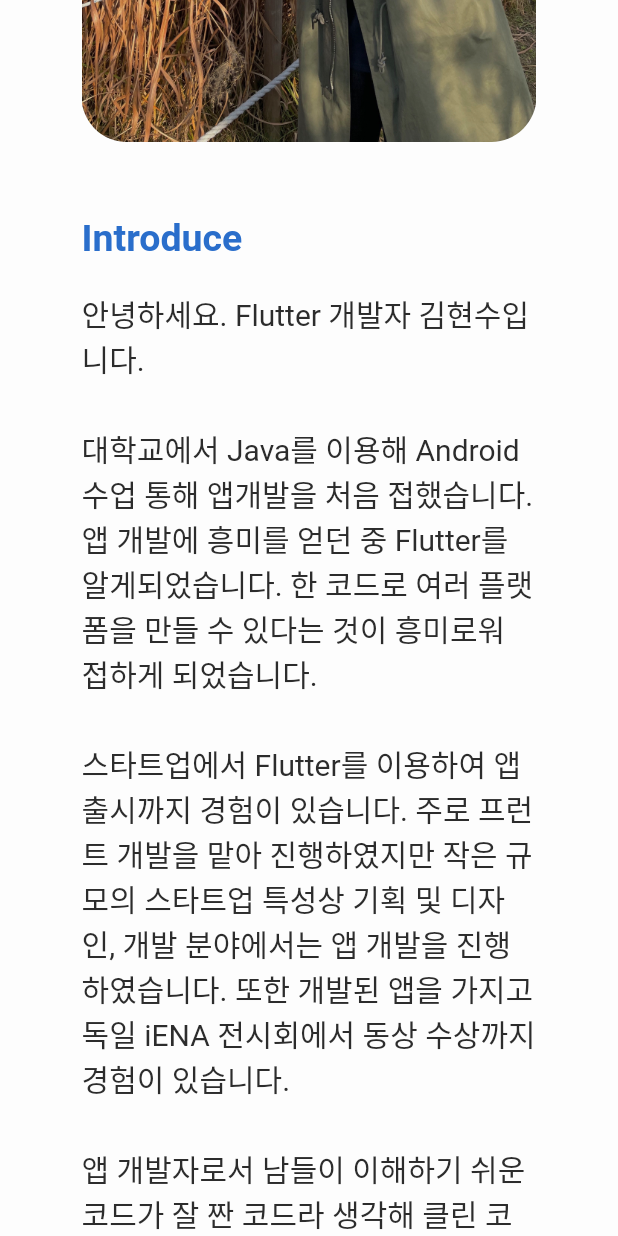
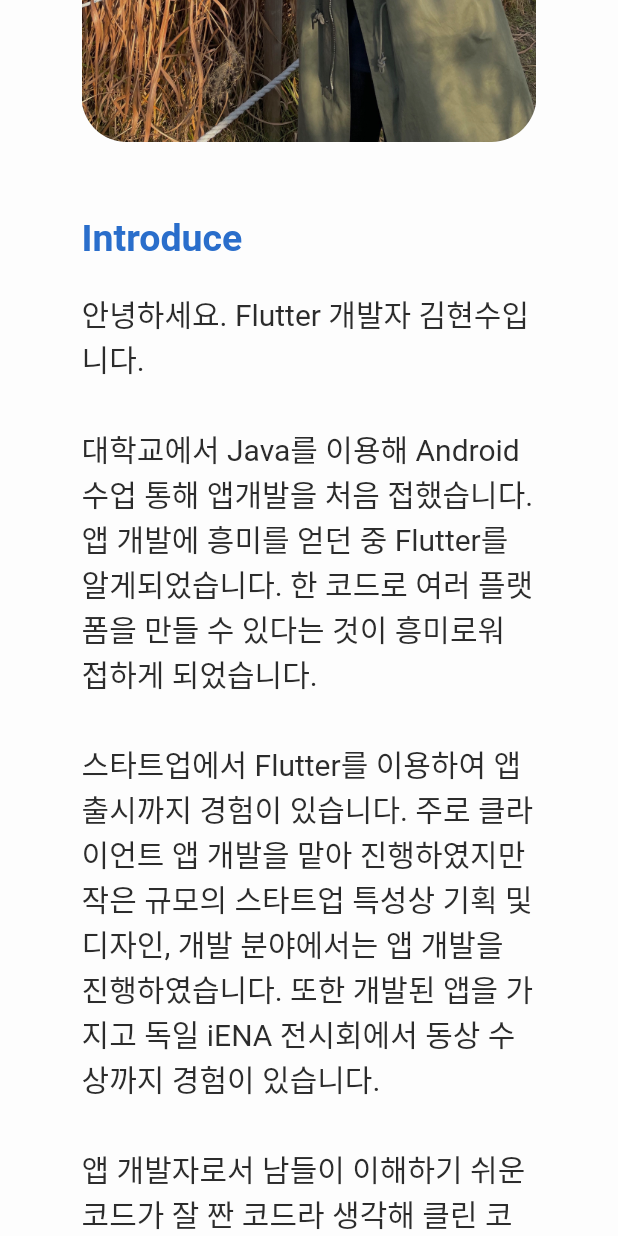
Before and after one commit to hyeonwater/hyeonwater_portfolio, a Flutter app: the screen it shows after launch, scrolled down 576 dp, on a phone screen of 412 x 824 dp. Run offline on Flutter 3.47's test engine with Material 2 defaults, Android fonts, the phone set to English and light mode, and no system bars; our stand-ins replace font_awesome_flutter, get, percent_indicator; Roboto replaces fonts that are missing (NotoSansCJKKR).

Commit message:
fix text

```diff
--- a/lib/HomePage/desktop_page.dart
+++ b/lib/HomePage/desktop_page.dart
@@ -85,7 +85,7 @@ class DeskTopPage extends StatelessWidget {
                         Container(
                           margin:EdgeInsets.only(bottom: 30),
                           child: Text(
-                            "스타트업에서 Flutter를 이용하여 앱 출시까지 경험이 있습니다. 주로 프런트 개발을 맡아 진행하였지만 작은 규모의 스타트업 특성상 기획 및 디자인, 개발 분야에서는 앱 개발을 진행하였습니다. 또한 개발된 앱을 가지고 독일 iENA 전시회에서 동상 수상까지 경험이 있습니다.",
+                            "스타트업에서 Flutter를 이용하여 앱 출시까지 경험이 있습니다. 주로 클라이언트 앱 개발을 맡아 진행하였지만 작은 규모의 스타트업 특성상 기획 및 디자인, 개발 분야에서는 앱 개발을 진행하였습니다. 또한 개발된 앱을 가지고 독일 iENA 전시회에서 동상 수상까지 경험이 있습니다.",
                             style: TextStyle(
                                 color:  darkMode ? Color(0xffFFFFFF) : Color(0xff2c2c2c),
                                 fontWeight: FontWeight.w400,
--- a/lib/HomePage/mobilePage.dart
+++ b/lib/HomePage/mobilePage.dart
@@ -86,7 +86,7 @@ class MobilePage extends StatelessWidget {
                         Container(
                           margin:EdgeInsets.only(bottom: 30),
                           child: Text(
-                            "스타트업에서 Flutter를 이용하여 앱 출시까지 경험이 있습니다. 주로 프런트 개발을 맡아 진행하였지만 작은 규모의 스타트업 특성상 기획 및 디자인, 개발 분야에서는 앱 개발을 진행하였습니다. 또한 개발된 앱을 가지고 독일 iENA 전시회에서 동상 수상까지 경험이 있습니다.",
+                            "스타트업에서 Flutter를 이용하여 앱 출시까지 경험이 있습니다. 주로 클라이언트 앱 개발을 맡아 진행하였지만 작은 규모의 스타트업 특성상 기획 및 디자인, 개발 분야에서는 앱 개발을 진행하였습니다. 또한 개발된 앱을 가지고 독일 iENA 전시회에서 동상 수상까지 경험이 있습니다.",
                             style: TextStyle(
                                 color:  darkMode ? Color(0xffFFFFFF) : Color(0xff2c2c2c),
                                 fontWeight: FontWeight.w400,
--- a/lib/projects_cards/desktop_bayabas_cards.dart
+++ b/lib/projects_cards/desktop_bayabas_cards.dart
@@ -79,7 +79,7 @@ class DeskTopBayaBasCard extends StatelessWidget {
                             ),
                             Container(
                               margin: EdgeInsets.only(bottom: 10),
-                              child: Text("바야바즈는 습관을 개선하여 탈모를 예방한다는 목표를 가지고 만들어진 앱으로 습관 관리 개선 및 나의 두피 진단 등 콘텐츠를 이용할 수 있으며 그로 인해 얻어지는 화폐 개념의 구아바를 이용하여 제품 및 여러 콘텐츠를 즐길 수 있는 앱 입니다.앱 개발자 2명, 백엔드 개발자 2명으로 이루어진 팀에서 앱개발 포지션을 맡아 Flutter를 이용하여 진행하였습니다.프런트 개발 중 50%를 직접 구현하였으며 UI, RESTFul API 서버 통신, 배포, 유지보수등 많은 부분을 맡아 진행하였습니다. 또한 메인 콘텐츠로 개발된 진단부분의 경우 기획을 직접 하였으며, 디자인 작업에 참여 하였습니다.",style: TextStyle(
+                              child: Text("바야바즈는 습관을 개선하여 탈모를 예방한다는 목표를 가지고 만들어진 앱으로 습관 관리 개선 및 나의 두피 진단 등 콘텐츠를 이용할 수 있으며 그로 인해 얻어지는 화폐 개념의 구아바를 이용하여 제품 및 여러 콘텐츠를 즐길 수 있는 앱 입니다.앱 개발자 2명, 백엔드 개발자 2명으로 이루어진 팀에서 앱개발 포지션을 맡아 Flutter를 이용하여 진행하였습니다.앱 개발 중 50%를 직접 구현하였으며 UI, RESTFul API 서버 통신, 배포, 유지보수등 많은 부분을 맡아 진행하였습니다. 또한 메인 콘텐츠로 개발된 진단부분의 경우 기획을 직접 하였으며, 디자인 작업에 참여 하였습니다.",style: TextStyle(
                                   color: darkMode ? Color(0xffFFFFFF) : Color(0xff2c2c2c),
                                   fontWeight: FontWeight.w500,
                                   fontFamily: "NotoSansCJKKR",
@@ -157,7 +157,7 @@ class DeskTopBayaBasCard extends StatelessWidget {
                             Container(
                               margin: EdgeInsets.only(bottom: 10),
                               child: Text(
-                                "주니어 개발자 2명이서 처음부터 끝까지 진행하다 보니 많이 아쉬움이 남는 프로젝트입니다. 개발하며 많은 경험과 스킬업을 진행하며 하나씩 보이는 개발 부채들이 많이 보였습니다.하지만 스타트업 특성상 많은 시간이 있지 않았기에 많은 부분에 손대지 못한 게 많이 아쉽습니다.그래도 빌드 후 배포된 앱을 보며 많은 보람을 느꼈습니다. 저를 프런트엔드 개발자로 많은 성장을 가져다준 프로젝트였습니다.",
+                                "주니어 개발자 2명이서 처음부터 끝까지 진행하다 보니 많이 아쉬움이 남는 프로젝트입니다. 개발하며 많은 경험과 스킬업을 진행하며 하나씩 보이는 개발 부채들이 많이 보였습니다.하지만 스타트업 특성상 많은 시간이 있지 않았기에 많은 부분에 손대지 못한 게 많이 아쉽습니다.그래도 빌드 후 배포된 앱을 보며 많은 보람을 느꼈습니다. 저를 Flutter 개발자로 많은 성장을 가져다준 프로젝트였습니다.",
                                 style: TextStyle(
                                     color: darkMode ? Color(0xffFFFFFF) : Color(0xff2c2c2c),
                                     fontWeight: FontWeight.w500,
--- a/lib/projects_cards/desktop_bayabs_renewal_card.dart
+++ b/lib/projects_cards/desktop_bayabs_renewal_card.dart
@@ -79,7 +79,7 @@ class DeskTopBayaBasRenewalCard extends StatelessWidget {
                           ),
                           Container(
                             margin: EdgeInsets.only(bottom: 10),
-                            child: Text("기존에 출시하였던 바야바즈를 리뉴얼 작업을 진행했습니다. 리뉴얼 작업에서는 디자인, API, 기획도 바뀌는 상황이어서 앱을 새로 만드는 작업하는 상황이었습니다. 프런트 개발자 1명, 백엔드 개발자 1명으로 이루어진 팀에서 앱개발 포지션을 맡아 Flutter를 이용하여 진행하였습니다. 프런트 개발 중 100%를 직접 구현하였으며 UI, RESTFul API 서버 통신, 배포, 유지보수 등 많은 부분을 맡아 진행하였습니다.",style: TextStyle(
+                            child: Text("기존에 출시하였던 바야바즈를 리뉴얼 작업을 진행했습니다. 리뉴얼 작업에서는 디자인, API, 기획도 바뀌는 상황이어서 앱을 새로 만드는 작업하는 상황이었습니다. 앱 개발자 1명, 백엔드 개발자 1명으로 이루어진 팀에서 앱개발 포지션을 맡아 Flutter를 이용하여 진행하였습니다. Flutter 개발 중 100%를 직접 구현하였으며 UI, RESTFul API 서버 통신, 배포, 유지보수 등 많은 부분을 맡아 진행하였습니다.",style: TextStyle(
                                 color: darkMode ? Color(0xffFFFFFF) : Color(0xff2c2c2c),
                                 fontWeight: FontWeight.w500,
                                 fontFamily: "NotoSansCJKKR",
--- a/lib/projects_cards/desktop_kaminavi_card.dart
+++ b/lib/projects_cards/desktop_kaminavi_card.dart
@@ -77,7 +77,7 @@ class DeskTopKaminaviCard extends StatelessWidget {
                           ),
                           Container(
                             margin: EdgeInsets.only(bottom: 10),
-                            child: Text("카미나비 앱은 일본 탈모회사 1위 기업인 Reve21과의 협업을 진행을 하였습니다. 두피 진단, 미션, 이벤트 뽑기를 통해 사용자들의 두피상태에 맞게 매일 바뀌는 미션을 수행함으로써 탈모를 치료 할 수 있게 할수있는 앱 입니다. 개발에서는 앱개발 포지션을 맡아 Flutter를 이용하여 진행하였습니다.프런트 개발 중 30%를 직접 구현하였으며 일본회사와의 소통, UI 제작, REST API 서버 통신, 배포, 유지보수등 많은 부분을 맡아 진행하였습니다.",style: TextStyle(
+                            child: Text("카미나비 앱은 일본 탈모회사 1위 기업인 Reve21과의 협업을 진행을 하였습니다. 두피 진단, 미션, 이벤트 뽑기를 통해 사용자들의 두피상태에 맞게 매일 바뀌는 미션을 수행함으로써 탈모를 치료 할 수 있게 할수있는 앱 입니다. 개발에서는 앱개발 포지션을 맡아 Flutter를 이용하여 진행하였습니다. Flutter개발 중 30%를 직접 구현하였으며 일본회사와의 소통, UI 제작, REST API 서버 통신, 배포, 유지보수등 많은 부분을 맡아 진행하였습니다.",style: TextStyle(
                                 color: darkMode ? Color(0xffFFFFFF) : Color(0xff2c2c2c),
                                 fontWeight: FontWeight.w500,
                                 fontFamily: "NotoSansCJKKR",
@@ -155,7 +155,7 @@ class DeskTopKaminaviCard extends StatelessWidget {
                           Container(
                             margin: EdgeInsets.only(bottom: 10),
                             child: Text(
-                              "카미나비 앱은 프런트 개발자 3명, 백엔드 개발자 2명이서 개발을 진행하였습니다. 하지만 프런트 개발자 2명이 프로젝트 사정이 생겨 혼자 개발하는 상황이었습니다. 2명의 개발자의 코드들이 스타일이 제각기이므로 이번 프로젝트를 통해 클린 코드, 코드 리뷰의 중요성을 깨달았습니다.",
+                              "카미나비 앱은 Flutter 개발자 3명, 백엔드 개발자 2명이서 개발을 진행하였습니다. 하지만 Flutter 개발자 2명이 프로젝트 사정이 생겨 혼자 개발하는 상황이었습니다. 2명의 개발자의 코드들이 스타일이 제각기이므로 이번 프로젝트를 통해 클린 코드, 코드 리뷰의 중요성을 깨달았습니다.",
                               style: TextStyle(
                                   color: darkMode ? Color(0xffFFFFFF) : Color(0xff2c2c2c),
                                   fontWeight: FontWeight.w500,
--- a/lib/projects_cards/mobile_bayabas_card.dart
+++ b/lib/projects_cards/mobile_bayabas_card.dart
@@ -87,7 +87,7 @@ class MobileBayaBasCard extends StatelessWidget {
                         ),
                         Container(
                           margin: EdgeInsets.only(bottom: 10),
-                          child: Text("바야바즈는 습관을 개선하여 탈모를 예방한다는 목표를 가지고 만들어진 앱으로 습관 관리 개선 및 나의 두피 진단 등 콘텐츠를 이용할 수 있으며 그로 인해 얻어지는 화폐 개념의 구아바를 이용하여 제품 및 여러 콘텐츠를 즐길 수 있는 앱 입니다.앱 개발자 2명, 백엔드 개발자 2명으로 이루어진 팀에서 앱개발 포지션을 맡아 Flutter를 이용하여 진행하였습니다.프런트 개발 중 50%를 직접 구현하였으며 UI, RESTFul API 서버 통신, 배포, 유지보수등 많은 부분을 맡아 진행하였습니다. 또한 메인 콘텐츠로 개발된 진단부분의 경우 기획을 직접 하였으며, 디자인 작업에 참여 하였습니다.",style: TextStyle(
+                          child: Text("바야바즈는 습관을 개선하여 탈모를 예방한다는 목표를 가지고 만들어진 앱으로 습관 관리 개선 및 나의 두피 진단 등 콘텐츠를 이용할 수 있으며 그로 인해 얻어지는 화폐 개념의 구아바를 이용하여 제품 및 여러 콘텐츠를 즐길 수 있는 앱 입니다.앱 개발자 2명, 백엔드 개발자 2명으로 이루어진 팀에서 앱개발 포지션을 맡아 Flutter를 이용하여 진행하였습니다.Flutter 개발 중 50%를 직접 구현하였으며 UI, RESTFul API 서버 통신, 배포, 유지보수등 많은 부분을 맡아 진행하였습니다. 또한 메인 콘텐츠로 개발된 진단부분의 경우 기획을 직접 하였으며, 디자인 작업에 참여 하였습니다.",style: TextStyle(
                               color: darkMode ? Color(0xffFFFFFF) : Color(0xff2c2c2c),
                               fontWeight: FontWeight.w500,
                               fontFamily: "NotoSansCJKKR",
@@ -165,7 +165,7 @@ class MobileBayaBasCard extends StatelessWidget {
                         Container(
                           margin: EdgeInsets.only(bottom: 10),
                           child: Text(
-                            "주니어 개발자 2명이서 처음부터 끝까지 진행하다 보니 많이 아쉬움이 남는 프로젝트입니다. 개발하며 많은 경험과 스킬업을 진행하며 하나씩 보이는 개발 부채들이 많이 보였습니다.하지만 스타트업 특성상 많은 시간이 있지 않았기에 많은 부분에 손대지 못한 게 많이 아쉽습니다.그래도 빌드 후 배포된 앱을 보며 많은 보람을 느꼈습니다. 저를 프런트엔드 개발자로 많은 성장을 가져다준 프로젝트였습니다.",
+                            "주니어 개발자 2명이서 처음부터 끝까지 진행하다 보니 많이 아쉬움이 남는 프로젝트입니다. 개발하며 많은 경험과 스킬업을 진행하며 하나씩 보이는 개발 부채들이 많이 보였습니다.하지만 스타트업 특성상 많은 시간이 있지 않았기에 많은 부분에 손대지 못한 게 많이 아쉽습니다.그래도 빌드 후 배포된 앱을 보며 많은 보람을 느꼈습니다. 저를 Flutter 개발자로 많은 성장을 가져다준 프로젝트였습니다.",
                             style: TextStyle(
                                 color: darkMode ? Color(0xffFFFFFF) : Color(0xff2c2c2c),
                                 fontWeight: FontWeight.w500,
--- a/lib/projects_cards/mobile_bayabas_renewal_card.dart
+++ b/lib/projects_cards/mobile_bayabas_renewal_card.dart
@@ -87,7 +87,7 @@ class MobileBayaBasRenewalCard extends StatelessWidget {
                         ),
                         Container(
                           margin: EdgeInsets.only(bottom: 10),
-                          child: Text("기존에 출시하였던 바야바즈를 리뉴얼 작업을 진행했습니다. 리뉴얼 작업에서는 디자인, API, 기획도 바뀌는 상황이어서 앱을 새로 만드는 작업하는 상황이었습니다. 프런트 개발자 1명, 백엔드 개발자 1명으로 이루어진 팀에서 앱개발 포지션을 맡아 Flutter를 이용하여 진행하였습니다. 프런트 개발 중 100%를 직접 구현하였으며 UI, RESTFul API 서버 통신, 배포, 유지보수 등 많은 부분을 맡아 진행하였습니다.",style: TextStyle(
+                          child: Text("기존에 출시하였던 바야바즈를 리뉴얼 작업을 진행했습니다. 리뉴얼 작업에서는 디자인, API, 기획도 바뀌는 상황이어서 앱을 새로 만드는 작업하는 상황이었습니다. Flutter 개발자 1명, 백엔드 개발자 1명으로 이루어진 팀에서 앱개발 포지션을 맡아 Flutter를 이용하여 진행하였습니다. Flutter 개발 중 100%를 직접 구현하였으며 UI, RESTFul API 서버 통신, 배포, 유지보수 등 많은 부분을 맡아 진행하였습니다.",style: TextStyle(
                               color: darkMode ? Color(0xffFFFFFF) : Color(0xff2c2c2c),
                               fontWeight: FontWeight.w500,
                               fontFamily: "NotoSansCJKKR",
--- a/lib/projects_cards/mobile_kaminavi_card.dart
+++ b/lib/projects_cards/mobile_kaminavi_card.dart
@@ -84,7 +84,7 @@ class MobilekaminaviCard extends StatelessWidget {
                         ),
                         Container(
                           margin: EdgeInsets.only(bottom: 10),
-                          child: Text("카미나비 앱은 일본 탈모회사 1위 기업인 Reve21과의 협업을 진행을 하였습니다. 두피 진단, 미션, 이벤트 뽑기를 통해 사용자들의 두피상태에 맞게 매일 바뀌는 미션을 수행함으로써 탈모를 치료 할 수 있게 할수있는 앱 입니다. 개발에서는 앱개발 포지션을 맡아 Flutter를 이용하여 진행하였습니다.프런트 개발 중 30%를 직접 구현하였으며 일본회사와의 소통, UI 제작, REST API 서버 통신, 배포, 유지보수등 많은 부분을 맡아 진행하였습니다.",style: TextStyle(
+                          child: Text("카미나비 앱은 일본 탈모회사 1위 기업인 Reve21과의 협업을 진행을 하였습니다. 두피 진단, 미션, 이벤트 뽑기를 통해 사용자들의 두피상태에 맞게 매일 바뀌는 미션을 수행함으로써 탈모를 치료 할 수 있게 할수있는 앱 입니다. 개발에서는 앱개발 포지션을 맡아 Flutter를 이용하여 진행하였습니다. Flutter개발 중 30%를 직접 구현하였으며 일본회사와의 소통, UI 제작, REST API 서버 통신, 배포, 유지보수등 많은 부분을 맡아 진행하였습니다.",style: TextStyle(
                               color: darkMode ? Color(0xffFFFFFF) : Color(0xff2c2c2c),
                               fontWeight: FontWeight.w500,
                               fontFamily: "NotoSansCJKKR",
@@ -162,7 +162,7 @@ class MobilekaminaviCard extends StatelessWidget {
                         Container(
                           margin: EdgeInsets.only(bottom: 10),
                           child: Text(
-                            "카미나비 앱은 프런트 개발자 3명, 백엔드 개발자 2명이서 개발을 진행하였습니다. 하지만 프런트 개발자 2명이 프로젝트 사정이 생겨 혼자 개발하는 상황이었습니다. 2명의 개발자의 코드들이 스타일이 제각기이므로 이번 프로젝트를 통해 클린 코드, 코드 리뷰의 중요성을 깨달았습니다.",
+                            "카미나비 앱은 Flutter 개발자 3명, 백엔드 개발자 2명이서 개발을 진행하였습니다. 하지만 Flutter 개발자 2명이 프로젝트 사정이 생겨 혼자 개발하는 상황이었습니다. 2명의 개발자의 코드들이 스타일이 제각기이므로 이번 프로젝트를 통해 클린 코드, 코드 리뷰의 중요성을 깨달았습니다.",
                             style: TextStyle(
                                 color: darkMode ? Color(0xffFFFFFF) : Color(0xff2c2c2c),
                                 fontWeight: FontWeight.w500,
```
Also changed, not shown: 1 other file.
